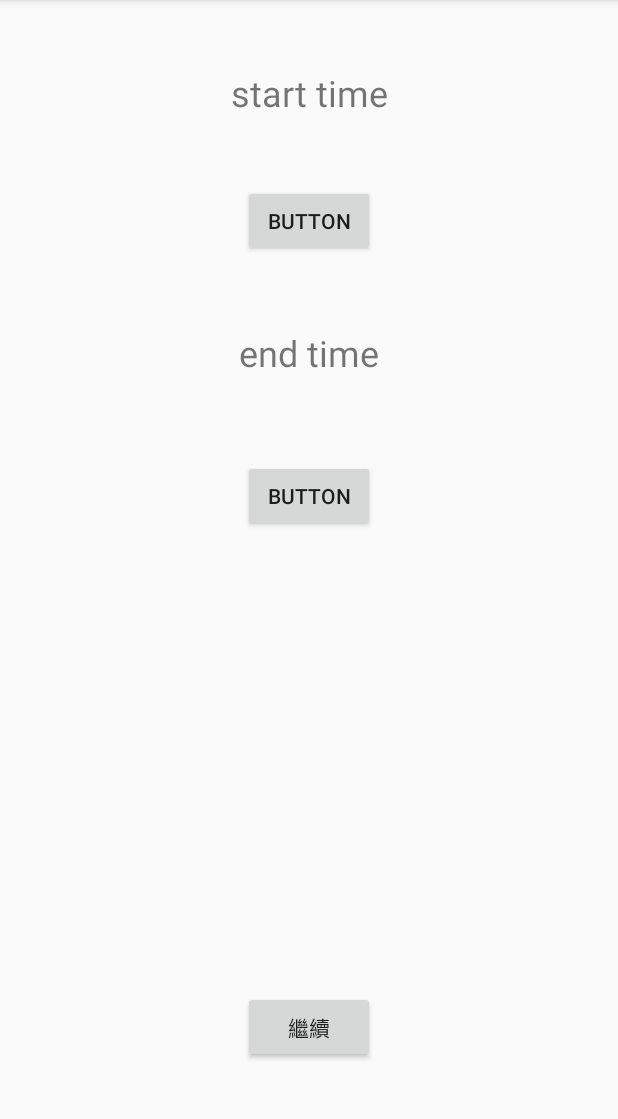
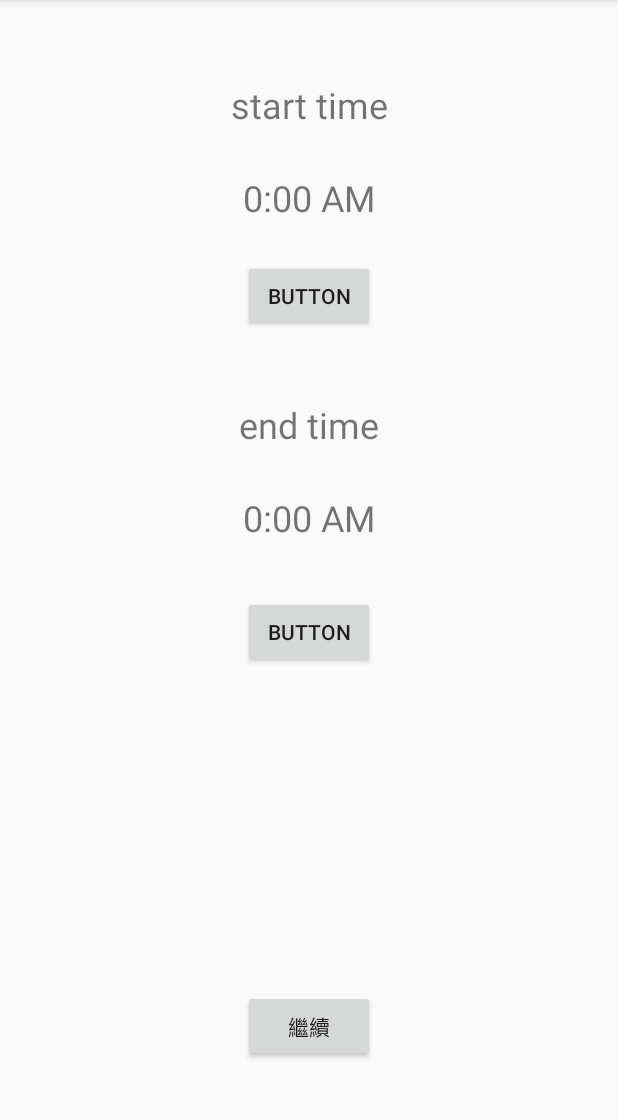
Before and after one commit to zander363/oopproject, an Android app: the search_time1 screen opened directly, with no data from a screen before it, on a phone screen of 412 x 824 dp, the part 84-1203 px from its top. Run offline under Robolectric (Android 15) with nearby library versions, the phone set to English and light mode, and no system bars.

Commit message:
show text and time at same time

```diff
--- a/OOPPROJECT/app/src/main/java/basicClass/Movie.java
+++ b/OOPPROJECT/app/src/main/java/basicClass/Movie.java
@@ -9,6 +9,7 @@ public class Movie{
 	public int level;
 	public String place;
 	public Movie() {
+
     };
 	public Movie(int id,ourtime[] time,int level,String place){
 
--- a/OOPPROJECT/app/src/main/java/com/example/liuxizhen/oopproject/search.java
+++ b/OOPPROJECT/app/src/main/java/com/example/liuxizhen/oopproject/search.java
@@ -17,7 +17,7 @@ public class search extends AppCompatActivity {
     protected void onCreate(Bundle savedInstanceState) {
         super.onCreate(savedInstanceState);
         setContentView(R.layout.search);
-        time = (ImageButton) findViewById(R.id.time);
+        time = (ImageButton) findViewById(R.id.textView1);
         rate = (ImageButton) findViewById(R.id.rate);
         ticket = (ImageButton) findViewById(R.id.ticket);
         conditional_search_movie = (ImageButton) findViewById(R.id.conditional_search_movie);
--- a/OOPPROJECT/app/src/main/java/com/example/liuxizhen/oopproject/search_rate1.java
+++ b/OOPPROJECT/app/src/main/java/com/example/liuxizhen/oopproject/search_rate1.java
@@ -7,7 +7,7 @@ import android.view.View;
 import android.widget.EditText;
 
 public class search_rate1 extends AppCompatActivity {
-    public static final String EXTRA_MESSAGE = "com.example.myfirstapp.MESSAGE";
+    public static final String EXTRA_MESSAGE = "search_rate_1";
 
     @Override
     protected void onCreate(Bundle savedInstanceState) {
--- a/OOPPROJECT/app/src/main/java/com/example/liuxizhen/oopproject/search_time1.java
+++ b/OOPPROJECT/app/src/main/java/com/example/liuxizhen/oopproject/search_time1.java
@@ -9,6 +9,7 @@ import android.view.View;
 import android.widget.Button;
 import android.widget.TextView;
 import android.widget.TimePicker;
+import basicClass.*;
 
 import java.util.Calendar;
 import java.util.GregorianCalendar;
@@ -21,14 +22,20 @@ public class search_time1 extends AppCompatActivity {
     private TimePickerDialog timePickerDialog2;
     private TimePickerDialog timePickerDialog;
     private Button confirmation;
+    public ourtime start_ourtime;
+    public ourtime end_ourtime;
+
+
 
     @Override
     protected void onCreate(Bundle savedInstanceState) {
+
+
         super.onCreate(savedInstanceState);
         setContentView(R.layout.search_time1);
         start_time = (Button) findViewById(R.id.timestart);
         end_time = (Button) findViewById(R.id.timeend);
-        timetext =(TextView) findViewById(R.id.time);
+        timetext =(TextView) findViewById(R.id.time1);
         timetext2 =(TextView) findViewById(R.id.time2);
         confirmation =(Button) findViewById(R.id.confirmation);
         GregorianCalendar calendar = new GregorianCalendar();
@@ -39,6 +46,7 @@ public class search_time1 extends AppCompatActivity {
                 Intent intent = new Intent();
                 intent.setClass(search_time1.this, search_time2.class);
                 startActivity(intent);
+
             }
         });
 
@@ -50,6 +58,8 @@ public class search_time1 extends AppCompatActivity {
             public void onTimeSet(TimePicker view, int hourOfDay, int minute) {
                 timetext.setText((hourOfDay > 12 ? hourOfDay - 12 : hourOfDay)
                         + ":" + minute + " " + (hourOfDay > 12 ? "PM" : "AM"));
+                start_ourtime = new ourtime(hourOfDay,minute);
+
             }
         }, calendar.get(Calendar.HOUR_OF_DAY), calendar.get(calendar.MINUTE),
                 false);
@@ -60,6 +70,7 @@ public class search_time1 extends AppCompatActivity {
             public void onTimeSet(TimePicker view, int hourOfDay, int minute) {
                 timetext2.setText((hourOfDay > 12 ? hourOfDay - 12 : hourOfDay)
                         + ":" + minute + " " + (hourOfDay > 12 ? "PM" : "AM"));
+                end_ourtime = new ourtime(hourOfDay,minute);
             }
         }, calendar.get(Calendar.HOUR_OF_DAY), calendar.get(calendar.MINUTE),
                 false);
--- a/OOPPROJECT/app/src/main/res/layout/conditional_booking1.xml
+++ b/OOPPROJECT/app/src/main/res/layout/conditional_booking1.xml
@@ -35,7 +35,7 @@
         app:layout_constraintVertical_bias="0.6" />
 
     <TextView
-        android:id="@+id/time"
+        android:id="@+id/textView1"
         android:layout_width="0dp"
         android:layout_height="35dp"
         android:text="TextView"
@@ -59,11 +59,11 @@
         tools:layout_constraintRight_creator="1"
         tools:layout_constraintBottom_creator="1"
         app:layout_constraintBottom_toBottomOf="@+id/movies_spinner"
-        app:layout_constraintRight_toRightOf="@+id/time"
+        app:layout_constraintRight_toRightOf="@+id/textView1"
         android:layout_marginTop="50dp"
         tools:layout_constraintLeft_creator="1"
         android:layout_marginBottom="49dp"
-        app:layout_constraintLeft_toLeftOf="@+id/time"
+        app:layout_constraintLeft_toLeftOf="@+id/textView1"
         app:layout_constraintTop_toTopOf="parent" />
 
     <EditText
--- a/OOPPROJECT/app/src/main/res/layout/search.xml
+++ b/OOPPROJECT/app/src/main/res/layout/search.xml
@@ -27,7 +27,7 @@
                 android:gravity="center">
 
                 <ImageButton
-                    android:id="@+id/time"
+                    android:id="@+id/textView1"
                     android:layout_width="wrap_content"
                     android:layout_height="wrap_content"
                     android:layout_marginLeft="40dp"
--- a/OOPPROJECT/app/src/main/res/layout/search_time1.xml
+++ b/OOPPROJECT/app/src/main/res/layout/search_time1.xml
@@ -9,15 +9,17 @@
     tools:layout_editor_absoluteX="0dp">
 
     <TextView
-        android:id="@+id/time"
+        android:id="@+id/textView1"
         android:layout_width="wrap_content"
         android:layout_height="wrap_content"
-        android:layout_marginTop="45dp"
         android:text="start time"
         android:textSize="24sp"
-        app:layout_constraintHorizontal_bias="0.501"
+        app:layout_constraintRight_toRightOf="parent"
         app:layout_constraintLeft_toLeftOf="parent"
-        app:layout_constraintRight_toRightOf="parent"
+        tools:layout_constraintTop_creator="1"
+        tools:layout_constraintRight_creator="1"
+        android:layout_marginTop="53dp"
+        tools:layout_constraintLeft_creator="1"
         app:layout_constraintTop_toTopOf="parent" />
 
     <Button
@@ -28,8 +30,11 @@
         android:text="Button"
         app:layout_constraintRight_toRightOf="parent"
         app:layout_constraintLeft_toLeftOf="parent"
-        android:layout_marginTop="55dp"
-        app:layout_constraintTop_toBottomOf="@+id/time2" />
+        tools:layout_constraintTop_creator="1"
+        tools:layout_constraintRight_creator="1"
+        android:layout_marginTop="36dp"
+        app:layout_constraintTop_toBottomOf="@+id/time2"
+        tools:layout_constraintLeft_creator="1" />
 
     <Button
         android:id="@+id/timestart"
@@ -39,29 +44,65 @@
         android:text="Button"
         app:layout_constraintRight_toRightOf="parent"
         app:layout_constraintLeft_toLeftOf="parent"
-        android:layout_marginTop="45dp"
-        app:layout_constraintTop_toBottomOf="@+id/time" />
+        tools:layout_constraintTop_creator="1"
+        tools:layout_constraintRight_creator="1"
+        android:layout_marginTop="25dp"
+        app:layout_constraintTop_toBottomOf="@+id/time1"
+        tools:layout_constraintLeft_creator="1" />
 
     <Button
         android:id="@+id/confirmation"
         android:layout_width="wrap_content"
         android:layout_height="wrap_content"
-        android:layout_marginBottom="59dp"
         android:text="繼續"
+        app:layout_constraintRight_toRightOf="parent"
+        app:layout_constraintLeft_toLeftOf="parent"
+        tools:layout_constraintRight_creator="1"
+        tools:layout_constraintBottom_creator="1"
         app:layout_constraintBottom_toBottomOf="parent"
+        tools:layout_constraintLeft_creator="1"
+        android:layout_marginBottom="60dp" />
+
+    <TextView
+        android:id="@+id/textView2"
+        android:layout_width="wrap_content"
+        android:layout_height="wrap_content"
+        android:text="end time"
+        android:textSize="24sp"
+        app:layout_constraintRight_toRightOf="parent"
         app:layout_constraintLeft_toLeftOf="parent"
-        app:layout_constraintRight_toRightOf="parent" />
+        tools:layout_constraintTop_creator="1"
+        tools:layout_constraintRight_creator="1"
+        android:layout_marginTop="45dp"
+        app:layout_constraintTop_toBottomOf="@+id/timestart"
+        tools:layout_constraintLeft_creator="1" />
 
     <TextView
         android:id="@+id/time2"
         android:layout_width="wrap_content"
         android:layout_height="wrap_content"
-        android:layout_marginTop="47dp"
-        android:text="end time"
+        android:layout_marginTop="29dp"
+        android:text="0:00 AM"
         android:textSize="24sp"
-        app:layout_constraintHorizontal_bias="0.501"
         app:layout_constraintLeft_toLeftOf="parent"
         app:layout_constraintRight_toRightOf="parent"
-        app:layout_constraintTop_toBottomOf="@+id/timestart" />
+        app:layout_constraintTop_toBottomOf="@+id/textView2"
+        tools:layout_constraintLeft_creator="1"
+        tools:layout_constraintRight_creator="1"
+        tools:layout_constraintTop_creator="1" />
+
+    <TextView
+        android:id="@+id/time1"
+        android:layout_width="wrap_content"
+        android:layout_height="wrap_content"
+        android:layout_marginTop="29dp"
+        android:text="0:00 AM"
+        android:textSize="24sp"
+        app:layout_constraintLeft_toLeftOf="parent"
+        app:layout_constraintRight_toRightOf="parent"
+        app:layout_constraintTop_toBottomOf="@+id/textView1"
+        tools:layout_constraintLeft_creator="1"
+        tools:layout_constraintRight_creator="1"
+        tools:layout_constraintTop_creator="1" />
 
 </android.support.constraint.ConstraintLayout>
```
Also changed, not shown: OOPPROJECT/app/src/main/java/basicClass/ourtime.java (+19 -22 lines), OOPPROJECT/app/src/main/res/layout/booking1.xml (+5 -5 lines), OOPPROJECT/app/src/main/java/basicClass/User.java (line endings or trailing spaces).
